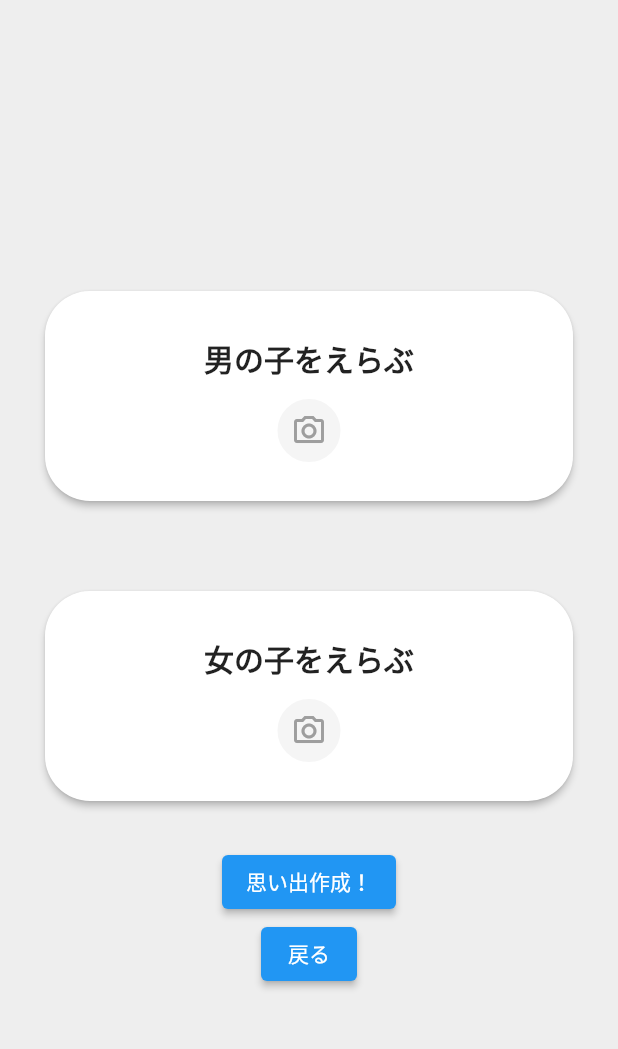
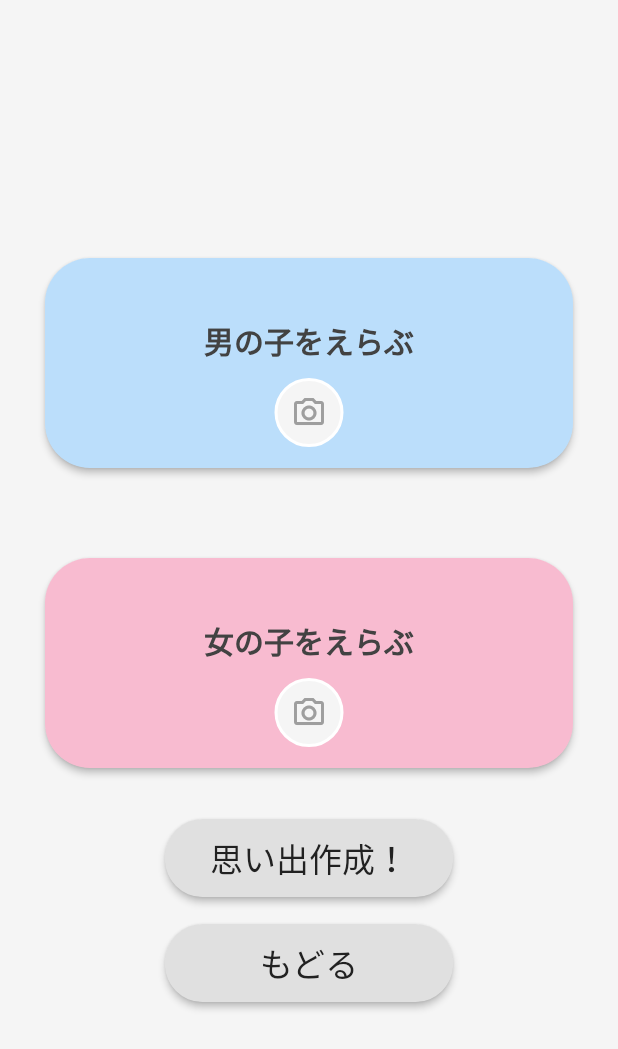
Before and after one commit to protopia-spajam/frontend_flutter, a Flutter app: the PrepareView screen opened directly, on a phone screen of 412 x 824 dp. Shown: the top 1049 px of the screen. Run offline on Flutter 3.47's test engine with Material 2 defaults, Android fonts, the phone set to English and light mode, and no system bars; our stand-ins replace image_picker; network calls fail; Roboto replaces fonts that are missing (AniFont).

Commit message:
UI修正

```diff
--- a/lib/components/button/index.dart
+++ b/lib/components/button/index.dart
@@ -1,13 +1,40 @@
 import 'package:flutter/material.dart';
+import 'package:spajam2022/utils/style.dart';
 
 class Button extends StatelessWidget {
-  const Button({Key? key}) : super(key: key);
+  String value = '';
+  Button(String value) {
+    this.value = value;
+  }
 
   @override
   Widget build(BuildContext context) {
-    return ElevatedButton(
-      onPressed: () {},
-      child: Text('button'),
+    // return ElevatedButton(
+    //   onPressed: () {},
+    //   child: Text('button'),
+    // );
+    return Container(
+      margin: EdgeInsets.only(
+        bottom: 10,
+      ),
+      width: 200,
+      height: 60,
+      child: Card(
+        shape: RoundedRectangleBorder(borderRadius: BorderRadius.circular(25)),
+        // clipBehavior: Clip.antiAliasWithSaveLayer,
+        color: Colors.grey.shade300, // Cardの
+        // margin: const EdgeInsets.all(30), // Cardの外側の余白を設定するオプション
+        elevation: 2, // 影の離れ具合を調整するオプション
+        shadowColor: Colors.black, // 影の色を設定するオプション
+        child: Center(
+          child: Text(value,
+              style: TextStyle(
+                fontFamily: 'AniFont',
+                fontSize: 22,
+                color: Colors.grey.shade900,
+              )),
+        ),
+      ),
     );
   }
 }
--- a/lib/screens/prepare/index.dart
+++ b/lib/screens/prepare/index.dart
@@ -2,6 +2,8 @@ import 'package:flutter/material.dart';
 import 'package:flutter/services.dart';
 import 'package:image_picker/image_picker.dart';
 import 'dart:io';
+import 'package:spajam2022/components/button/index.dart';
+import 'package:spajam2022/screens/result/index.dart';
 
 class PrepareView extends StatefulWidget {
   @override
@@ -20,7 +22,6 @@ class _PrepareViewState extends State<PrepareView> {
     });
   }
 
-
   void post() {
     /* ボタンがタップされた時の処理 */
   }
@@ -28,62 +29,75 @@ class _PrepareViewState extends State<PrepareView> {
   @override
   Widget build(BuildContext context) {
     return Scaffold(
-      backgroundColor: Colors.grey[200],
+      backgroundColor: Colors.grey.shade100,
       body: Center(
           child: Column(
         children: [
           Spacer(),
           InkWell(
-              child: men_women_select("男の子をえらぶ"),
-              onTap: (){
+            child: men_women_select("男の子をえらぶ", Colors.blue),
+            onTap: () {
               getImageFromGallery();
             },
           ),
           InkWell(
-              child: men_women_select("女の子をえらぶ"),
-              onTap: (){
+            child: men_women_select("女の子をえらぶ", Colors.pink),
+            onTap: () {
               getImageFromGallery();
             },
           ),
-            ElevatedButton(
-              onPressed: () {
-
+          InkWell(
+            onTap: () {
+              Navigator.push(
+                  context,
+                  MaterialPageRoute(
+                      builder: (context) => ResultView(
+                            'ずーーーっと、なかよし☺︎',
+                            'assets/images/resultImage1.jpeg',
+                            '海デートに行ったときの写真！\nこの後はしゃぎ過ぎて、\nふたりでびしょびしょになったよね笑',
+                          )));
             },
-              child: Text('思い出作成！'),
+            onDoubleTap: () {
+              Navigator.push(
+                  context,
+                  MaterialPageRoute(
+                      builder: (context) => ResultView(
+                            'ずーーーっと、なかよし☺︎',
+                            'assets/images/resultImage2.jpeg',
+                            '海デートに行ったときの写真！\nこの後はしゃぎ過ぎて、\nふたりでびしょびしょになったよね笑',
+                          )));
+            },
+            child: Button('思い出作成！'),
           ),
-            ElevatedButton(
-              onPressed: (){
+          InkWell(
+            onTap: () {
               Navigator.pop(context);
             },
-              child: Text("戻る"),
+            child: Button('もどる'),
           ),
           Spacer(),
         ],
-        )
-      ),
+      )),
     );
   }
 }
 
-
-
 class men_women_select extends StatelessWidget {
   String description = "";
-  men_women_select(String description) {
+  MaterialColor color = Colors.grey;
+  men_women_select(String description, MaterialColor color) {
     this.description = description;
+    this.color = color;
   }
   @override
   Widget build(BuildContext context) {
-    return
-
-      SizedBox(
-
+    return SizedBox(
       width: 500,
       height: 200,
       // const(コンパイル定数)を定義できる
       child: Card(
         shape: RoundedRectangleBorder(borderRadius: BorderRadius.circular(30)),
-            color: Colors.white, // Cardの背景色
+        color: color.shade100, // Cardの背景色
         margin: const EdgeInsets.all(30), // Cardの外側の余白を設定するオプション
         elevation: 2, // 影の離れ具合を調整するオプション
         shadowColor: Colors.black, // 影の色を設定するオプション
@@ -91,13 +105,18 @@ class men_women_select extends StatelessWidget {
         child: Column(
           children: <Widget>[
             Padding(
-                  padding: EdgeInsets.only(top: 30,bottom: 10),
-                  child: Text("$description",style: TextStyle(fontWeight: FontWeight.bold, fontSize: 20)),
+              padding: EdgeInsets.only(top: 40, bottom: 10),
+              child: Text("$description",
+                  style: TextStyle(
+                    fontFamily: 'AniFont',
+                    fontWeight: FontWeight.bold,
+                    fontSize: 20,
+                    color: Colors.grey.shade800,
+                  )),
             ),
             SizedBox(
               height: 46,
               width: 46,
-
               child: Container(
                 padding: EdgeInsets.zero,
                 decoration: BoxDecoration(
```
Also changed, not shown: lib/components/background/index.dart (added, +57 -0 lines), lib/screens/Home/index.dart (+59 -30 lines), lib/screens/result/index.dart (+42 -30 lines), lib/utils/style.dart (added, +10 -0 lines), assets/images/resultImage1.jpeg (added), assets/images/resultImage2.jpeg (added), lib/components/mode_select_button/index.dart (added), 1 other file. Lines whose indentation alone changed are shown as unchanged.
